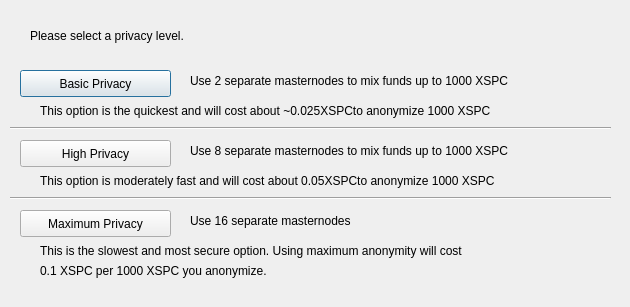
Qt form src/qt/forms/darksendconfig.ui (SpectreSecurityCoin/SpectreSecurityCoin) before a commit.
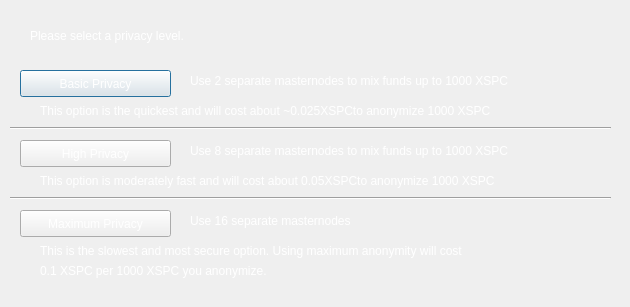
The same form after that commit.

Patch:
```diff
--- a/src/qt/forms/darksendconfig.ui
+++ b/src/qt/forms/darksendconfig.ui
@@ -13,6 +13,9 @@
   <property name="windowTitle">
    <string>Configure Darksend</string>
   </property>
+  <property name="styleSheet">
+   <string notr="true">color: rgb(255, 255, 255);</string>
+  </property>
   <widget class="QPushButton" name="buttonBasic">
    <property name="geometry">
     <rect>
```
